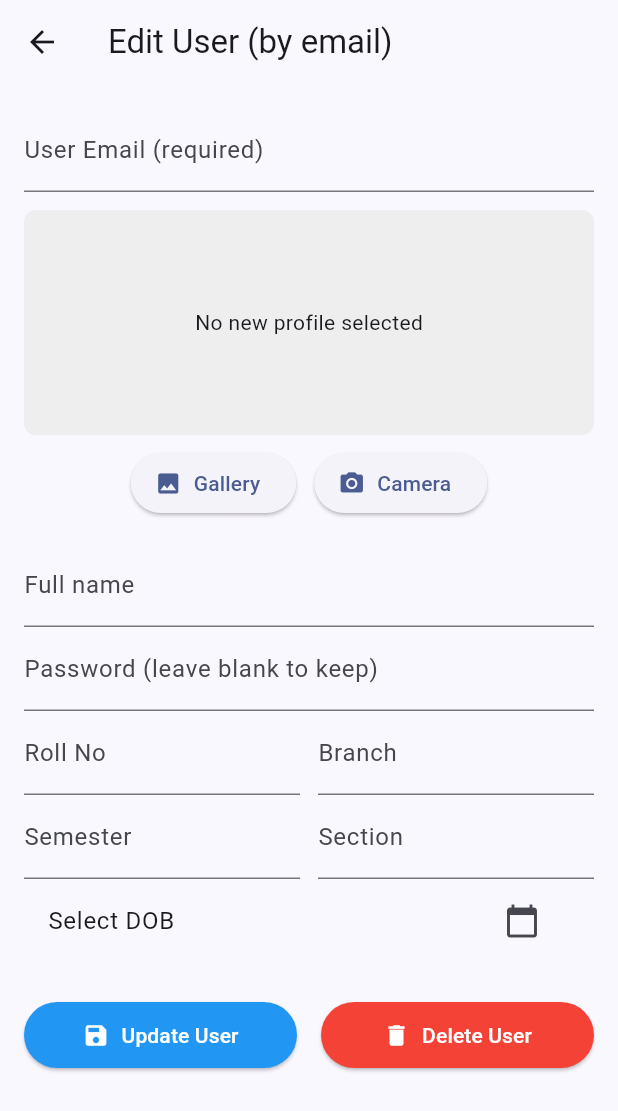
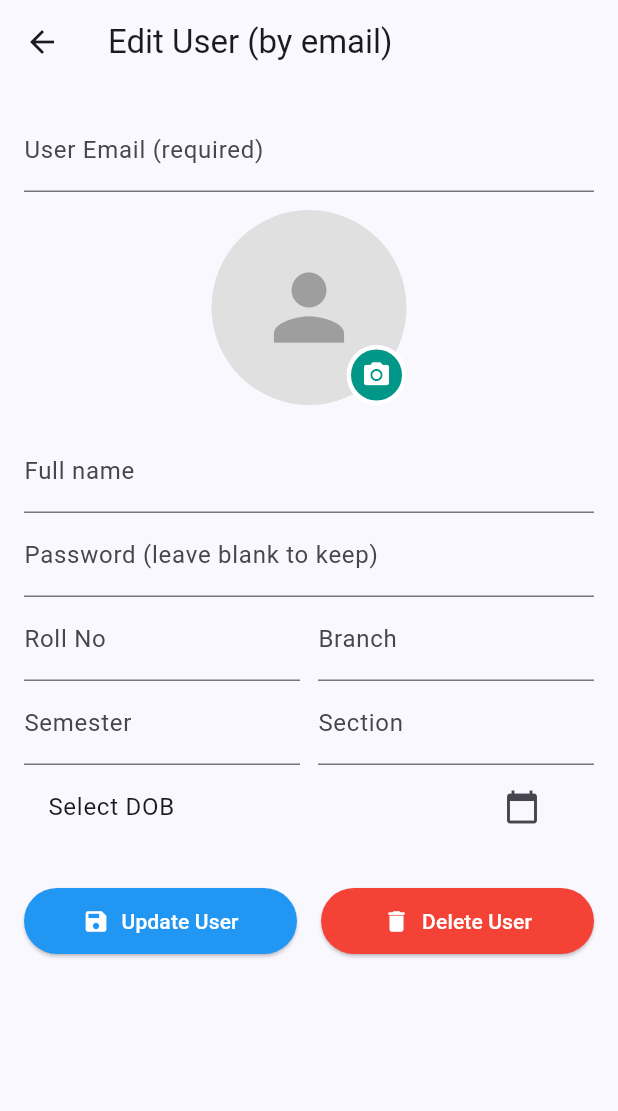
Before and after one commit to saisamay/Real-Time-Campus-Companion, a Flutter app: the EditUserByEmailPage screen opened directly, on a phone screen of 412 x 824 dp. Shown: the top 1111 px of the screen. Run offline on Flutter 3.47's test engine with Material 3 defaults, Android fonts, the phone set to English and light mode, and no system bars; our stand-ins replace carousel_slider, flutter_secure_storage, image_picker, shared_preferences; accounts and stored records are empty; network calls fail.

Commit message:
completed ui and connections

```diff
--- a/lib/edit_user.dart
+++ b/lib/edit_user.dart
@@ -395,43 +395,92 @@ class _EditUserByEmailPageState extends State<EditUserByEmailPage> {
               ),
               const SizedBox(height: 12),
 
-              // Profile preview
-              if (_profileFile != null)
-                ClipRRect(
-                  borderRadius: BorderRadius.circular(8),
-                  child: SizedBox(
-                    height: 150,
-                    child: Image.file(_profileFile!, fit: BoxFit.cover),
+              // Profile preview - WhatsApp style circular avatar
+              Center(
+                child: Stack(
+                  children: [
+                    Container(
+                      width: 130,
+                      height: 130,
+                      decoration: BoxDecoration(
+                        shape: BoxShape.circle,
+                        color: isDark ? Colors.grey[800] : Colors.grey[300],
                       ),
+                      child: ClipOval(
+                        child: _profileFile != null
+                            ? Image.file(
+                          _profileFile!,
+                          fit: BoxFit.cover,
+                          width: 130,
+                          height: 130,
                         )
-              else
-                Container(
-                  height: 150,
-                  decoration: BoxDecoration(
-                    color: isDark ? Colors.grey[800] : Colors.grey[200],
-                    borderRadius: BorderRadius.circular(8),
-                  ),
-                  child: const Center(
-                    child: Text('No new profile selected'),
+                            : Icon(
+                          Icons.person,
+                          size: 70,
+                          color: isDark ? Colors.grey[600] : Colors.grey[500],
                         ),
                       ),
-
-              const SizedBox(height: 8),
-              Row(
-                mainAxisAlignment: MainAxisAlignment.center,
+                    ),
+                    Positioned(
+                      bottom: 0,
+                      right: 0,
+                      child: GestureDetector(
+                        onTap: () {
+                          // Show bottom sheet with camera/gallery options
+                          showModalBottomSheet(
+                            context: context,
+                            shape: const RoundedRectangleBorder(
+                              borderRadius: BorderRadius.vertical(
+                                top: Radius.circular(20),
+                              ),
+                            ),
+                            builder: (context) => Container(
+                              padding: const EdgeInsets.symmetric(vertical: 20),
+                              child: Column(
+                                mainAxisSize: MainAxisSize.min,
                                 children: [
-                  ElevatedButton.icon(
-                    onPressed: _pickImageFromGallery,
-                    icon: const Icon(Icons.photo),
-                    label: const Text('Gallery'),
+                                  ListTile(
+                                    leading: const Icon(Icons.camera_alt, color: Colors.teal),
+                                    title: const Text('Camera'),
+                                    onTap: () {
+                                      Navigator.pop(context);
+                                      _pickImageFromCamera();
+                                    },
                                   ),
-                  const SizedBox(width: 12),
-                  ElevatedButton.icon(
-                    onPressed: _pickImageFromCamera,
-                    icon: const Icon(Icons.camera_alt),
-                    label: const Text('Camera'),
+                                  ListTile(
+                                    leading: const Icon(Icons.photo_library, color: Colors.teal),
+                                    title: const Text('Gallery'),
+                                    onTap: () {
+                                      Navigator.pop(context);
+                                      _pickImageFromGallery();
+                                    },
                                   ),
                                 ],
+                              ),
+                            ),
+                          );
+                        },
+                        child: Container(
+                          width: 40,
+                          height: 40,
+                          decoration: BoxDecoration(
+                            shape: BoxShape.circle,
+                            color: Colors.teal,
+                            border: Border.all(
+                              color: isDark ? Colors.grey[900]! : Colors.white,
+                              width: 3,
+                            ),
+                          ),
+                          child: const Icon(
+                            Icons.camera_alt,
+                            color: Colors.white,
+                            size: 20,
+                          ),
+                        ),
+                      ),
+                    ),
+                  ],
+                ),
               ),
 
               const SizedBox(height: 16),
```
Lines whose indentation alone changed are shown as unchanged.
